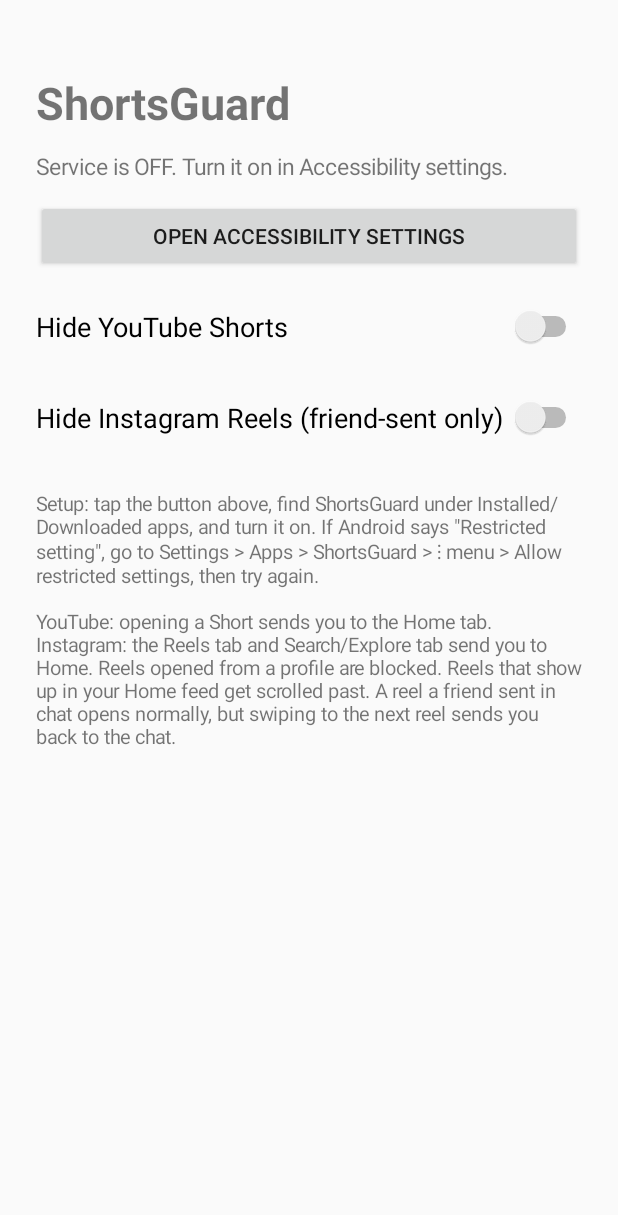
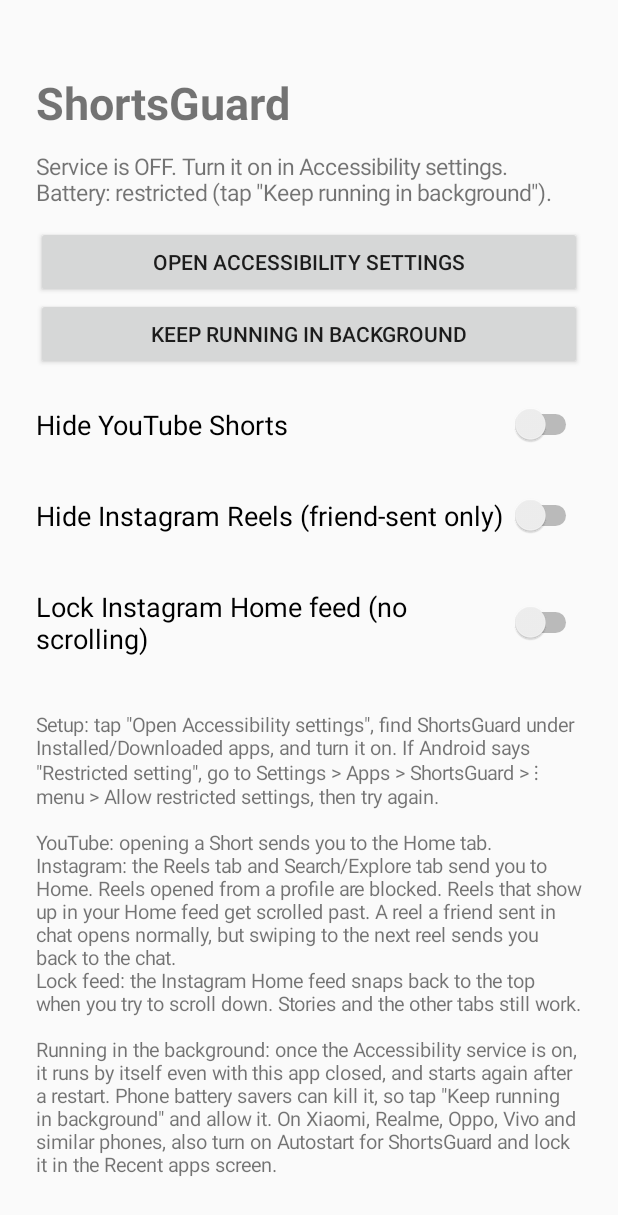
Before and after one commit to Zarxl/Distraction-Negetive, an Android app: the screen it shows after launch (MainActivity), on a phone screen of 412 x 824 dp. Shown: the top 1215 px of the screen. Run offline under Robolectric (Android 15) with nearby library versions, the phone set to English and light mode, and no system bars.

Commit message:
Add files via upload

```diff
--- a/app/src/main/AndroidManifest.xml
+++ b/app/src/main/AndroidManifest.xml
@@ -1,5 +1,7 @@
 <?xml version="1.0" encoding="utf-8"?>
 <manifest xmlns:android="http://schemas.android.com/apk/res/android">
+
+    <uses-permission android:name="android.permission.REQUEST_IGNORE_BATTERY_OPTIMIZATIONS" />
 
     <application
         android:allowBackup="true"
--- a/app/src/main/java/com/shortsguard/app/MainActivity.kt
+++ b/app/src/main/java/com/shortsguard/app/MainActivity.kt
@@ -4,11 +4,13 @@ import android.app.Activity
 import android.content.ComponentName
 import android.content.Intent
 import android.graphics.Typeface
+import android.net.Uri
 import android.os.Bundle
+import android.os.PowerManager
 import android.provider.Settings
-import android.view.Gravity
 import android.widget.Button
 import android.widget.LinearLayout
+import android.widget.ScrollView
 import android.widget.Switch
 import android.widget.TextView
 
@@ -43,6 +45,11 @@ class MainActivity : Activity() {
             setOnClickListener { startActivity(Intent(Settings.ACTION_ACCESSIBILITY_SETTINGS)) }
         })
 
+        root.addView(Button(this).apply {
+            text = "Keep running in background"
+            setOnClickListener { openBatterySettings() }
+        })
+
         fun toggle(label: String, key: String) = Switch(this).apply {
             text = label
             textSize = 18f
@@ -53,26 +60,52 @@ class MainActivity : Activity() {
 
         root.addView(toggle("Hide YouTube Shorts", KEY_YT))
         root.addView(toggle("Hide Instagram Reels (friend-sent only)", KEY_IG))
+        root.addView(toggle("Lock Instagram Home feed (no scrolling)", KEY_IG_LOCK))
 
         root.addView(TextView(this).apply {
             textSize = 13f
-            gravity = Gravity.START
             setPadding(0, pad, 0, 0)
-            text = "Setup: tap the button above, find ShortsGuard under Installed/Downloaded apps, and turn it on. " +
+            text = "Setup: tap \"Open Accessibility settings\", find ShortsGuard under Installed/Downloaded apps, and turn it on. " +
                 "If Android says \"Restricted setting\", go to Settings > Apps > ShortsGuard > ⋮ menu > " +
                 "Allow restricted settings, then try again.\n\n" +
                 "YouTube: opening a Short sends you to the Home tab.\n" +
-                "Instagram: the Reels tab and Search/Explore tab send you to Home. Reels opened from a profile are blocked. Reels that show up in your Home feed get scrolled past. " +
-                "A reel a friend sent in chat opens normally, but swiping to the next reel sends you back to the chat."
+                "Instagram: the Reels tab and Search/Explore tab send you to Home. Reels opened from a profile are blocked. " +
+                "Reels that show up in your Home feed get scrolled past. " +
+                "A reel a friend sent in chat opens normally, but swiping to the next reel sends you back to the chat.\n" +
+                "Lock feed: the Instagram Home feed snaps back to the top when you try to scroll down. " +
+                "Stories and the other tabs still work.\n\n" +
+                "Running in the background: once the Accessibility service is on, it runs by itself even with this app closed, " +
+                "and starts again after a restart. Phone battery savers can kill it, so tap \"Keep running in background\" and allow it. " +
+                "On Xiaomi, Realme, Oppo, Vivo and similar phones, also turn on Autostart for ShortsGuard and lock it in the Recent apps screen."
         })
 
-        setContentView(root)
+        setContentView(ScrollView(this).apply { addView(root) })
     }
 
     override fun onResume() {
         super.onResume()
-        val on = isServiceEnabled()
-        status.text = if (on) "Service is ON. Toggles below are active." else "Service is OFF. Turn it on in Accessibility settings."
+        val service = if (isServiceEnabled()) "Service is ON." else "Service is OFF. Turn it on in Accessibility settings."
+        val pm = getSystemService(PowerManager::class.java)
+        val battery = if (pm.isIgnoringBatteryOptimizations(packageName)) {
+            "Battery: unrestricted."
+        } else {
+            "Battery: restricted (tap \"Keep running in background\")."
+        }
+        status.text = "$service\n$battery"
+    }
+
+    private fun openBatterySettings() {
+        val pm = getSystemService(PowerManager::class.java)
+        val intent = if (!pm.isIgnoringBatteryOptimizations(packageName)) {
+            Intent(Settings.ACTION_REQUEST_IGNORE_BATTERY_OPTIMIZATIONS, Uri.parse("package:$packageName"))
+        } else {
+            Intent(Settings.ACTION_IGNORE_BATTERY_OPTIMIZATION_SETTINGS)
+        }
+        try {
+            startActivity(intent)
+        } catch (e: Exception) {
+            startActivity(Intent(Settings.ACTION_APPLICATION_DETAILS_SETTINGS, Uri.parse("package:$packageName")))
+        }
     }
 
     private fun isServiceEnabled(): Boolean {
```
Also changed, not shown: app/src/main/java/com/shortsguard/app/BlockerService.kt (+48 -5 lines).
